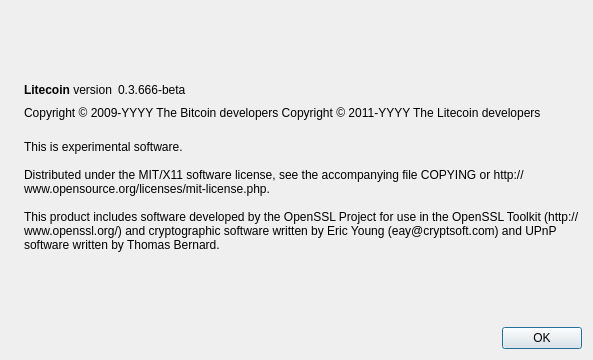
shindigs/timcoin, file src/qt/forms/aboutdialog.ui: the form before one commit.
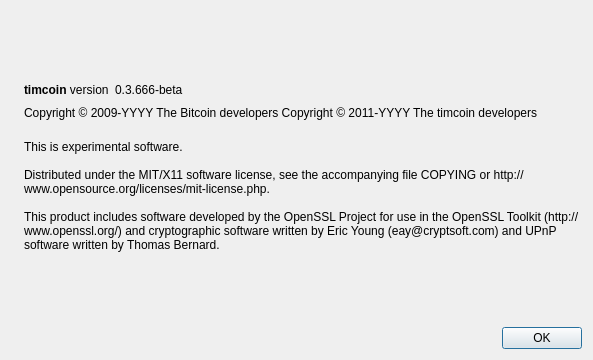
The form after the commit. Icons and pictures are not drawn.

```diff
--- a/src/qt/forms/aboutdialog.ui
+++ b/src/qt/forms/aboutdialog.ui
@@ -50,7 +50,7 @@
           <cursorShape>IBeamCursor</cursorShape>
          </property>
          <property name="text">
-          <string>&lt;b&gt;Litecoin&lt;/b&gt; version</string>
+          <string>&lt;b&gt;timcoin&lt;/b&gt; version</string>
          </property>
          <property name="textInteractionFlags">
           <set>Qt::LinksAccessibleByMouse|Qt::TextSelectableByKeyboard|Qt::TextSelectableByMouse</set>
@@ -92,7 +92,7 @@
        </property>
        <property name="text">
         <string notr="true">Copyright &amp;copy; 2009-YYYY The Bitcoin developers
-Copyright &amp;copy; 2011-YYYY The Litecoin developers</string>
+Copyright &amp;copy; 2011-YYYY The timcoin developers</string>
        </property>
        <property name="textFormat">
         <enum>Qt::RichText</enum>
```
Left out of the diff: 2 changed lines with no effect on the pictures.
